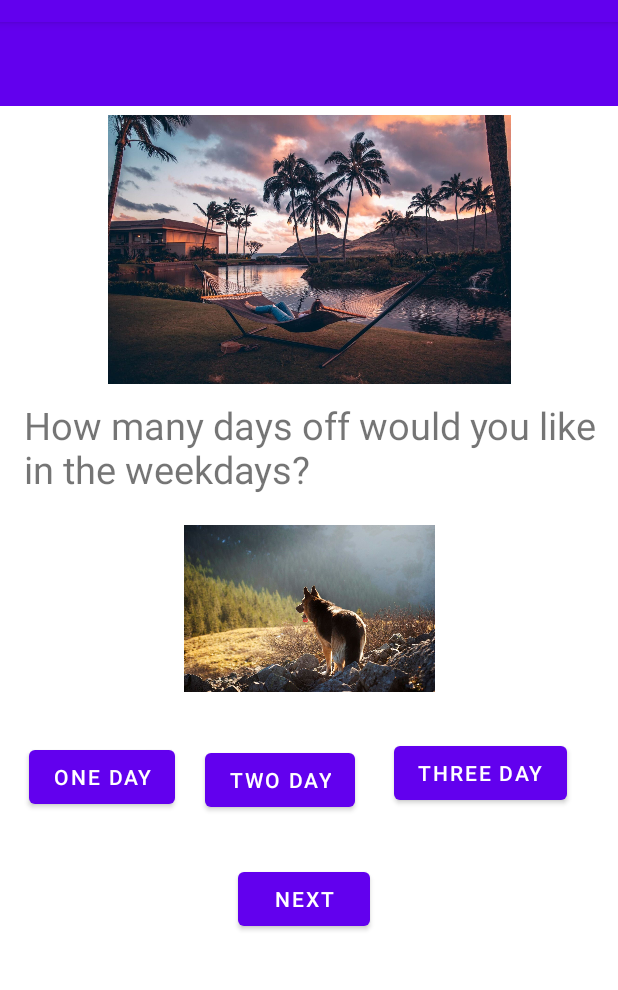
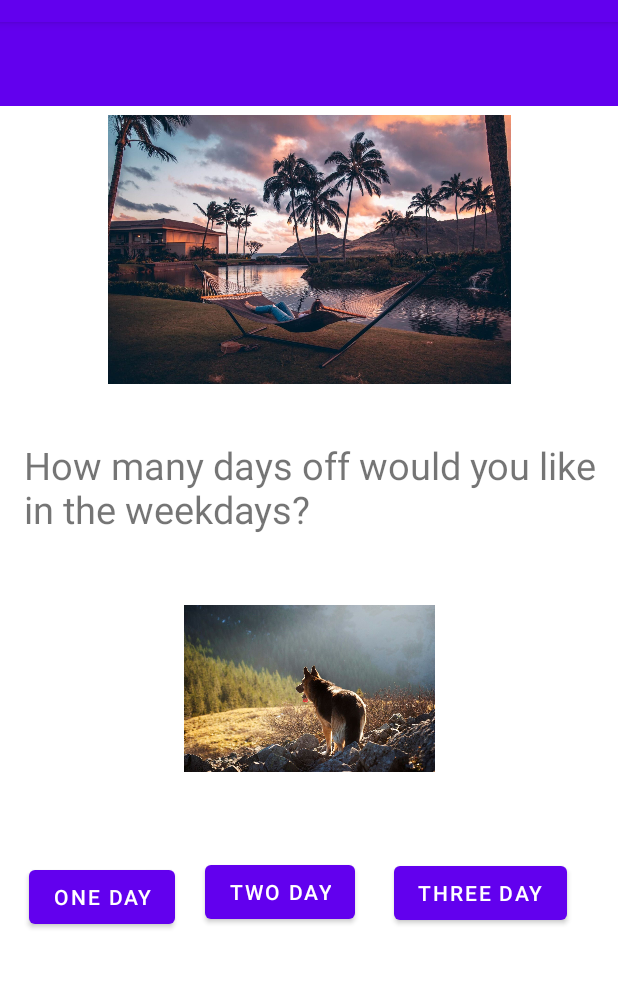
Before and after one commit to Nicovz21/Workout-App-Final, an Android app: the RelaxFragment screen opened directly, with no data from a screen before it, on a phone screen of 412 x 824 dp, the part 62-1052 px from its top. Run offline under Robolectric (Android 15) with nearby library versions, the phone set to English and light mode, and no system bars; 1 statement that could not run was skipped.

```diff
--- a/app/src/main/res/layout/fragment_relax.xml
+++ b/app/src/main/res/layout/fragment_relax.xml
@@ -44,20 +44,7 @@
         app:layout_constraintStart_toStartOf="parent"
         app:layout_constraintTop_toBottomOf="@+id/relax_image" />
 
-    <Button
-        android:id="@+id/next"
-        android:layout_width="wrap_content"
-        android:layout_height="wrap_content"
-        android:layout_marginStart="157dp"
-        android:layout_marginEnd="161dp"
-        android:layout_marginBottom="16dp"
-        android:onClick="nextButton"
-        android:text="@string/next"
-        app:layout_constraintBottom_toBottomOf="parent"
-        app:layout_constraintEnd_toEndOf="parent"
-        app:layout_constraintHorizontal_bias="0.26"
-        app:layout_constraintStart_toStartOf="parent"
-        tools:ignore="OnClick" />
+
 
     <Button
         android:id="@+id/one_day"
@@ -78,14 +65,14 @@
         android:layout_width="wrap_content"
         android:layout_height="wrap_content"
         android:layout_marginStart="20dp"
-        android:layout_marginTop="17dp"
-        android:layout_marginBottom="10dp"
+        android:layout_marginTop="56dp"
+        android:layout_marginBottom="127dp"
+
         android:text="@string/two_days"
-        app:layout_constraintBottom_toTopOf="@+id/next"
+        app:layout_constraintBottom_toBottomOf="parent"
         app:layout_constraintEnd_toStartOf="@+id/three_days"
         app:layout_constraintStart_toEndOf="@+id/one_day"
-        app:layout_constraintTop_toBottomOf="@+id/dog_image"
-        app:layout_constraintVertical_bias="0.45" />
+        app:layout_constraintTop_toBottomOf="@+id/dog_image" />
 
     <Button
         android:id="@+id/three_days"
```
Also changed, not shown: app/src/main/java/com/hfad/workoutmaker/MainActivity.java (+28 -39 lines), app/src/main/java/com/hfad/workoutmaker/MainActivityFragment.java (+18 -0 lines), app/src/main/java/com/hfad/workoutmaker/WorkoutFragment.java (added, +55 -0 lines), app/src/main/res/layout/activity_workout.xml (+9 -21 lines), app/src/main/res/layout/fragment_main_activity.xml (+3 -18 lines), app/src/main/res/layout/fragment_preference.xml (+4 -20 lines), app/src/main/res/layout/fragment_workout.xml (added, +31 -0 lines).
